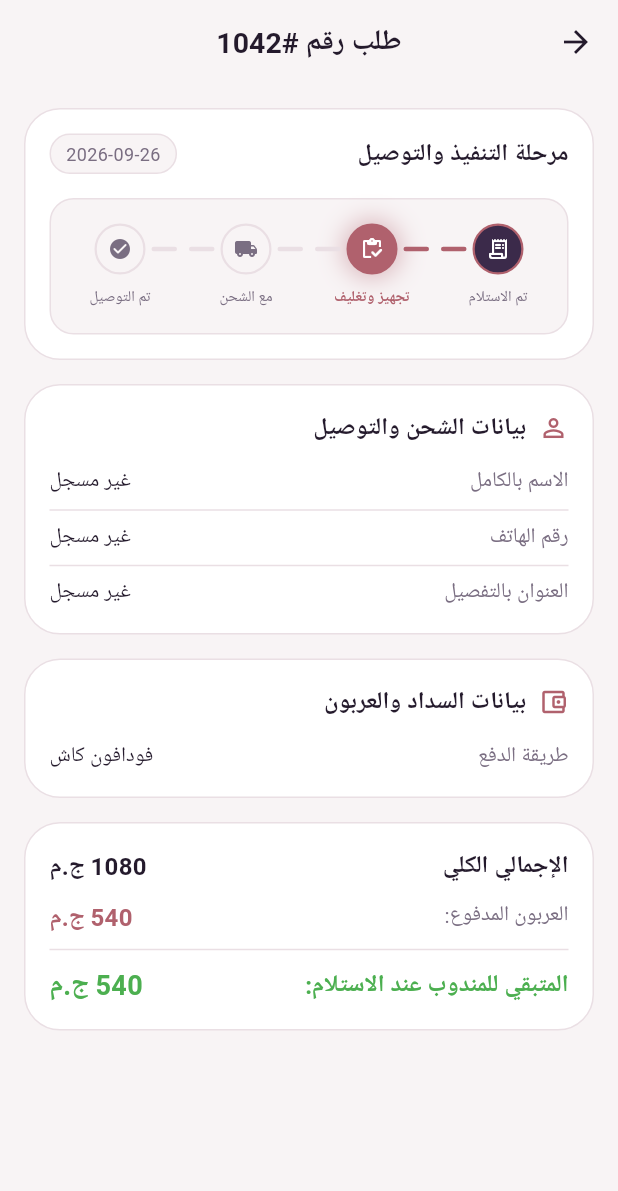
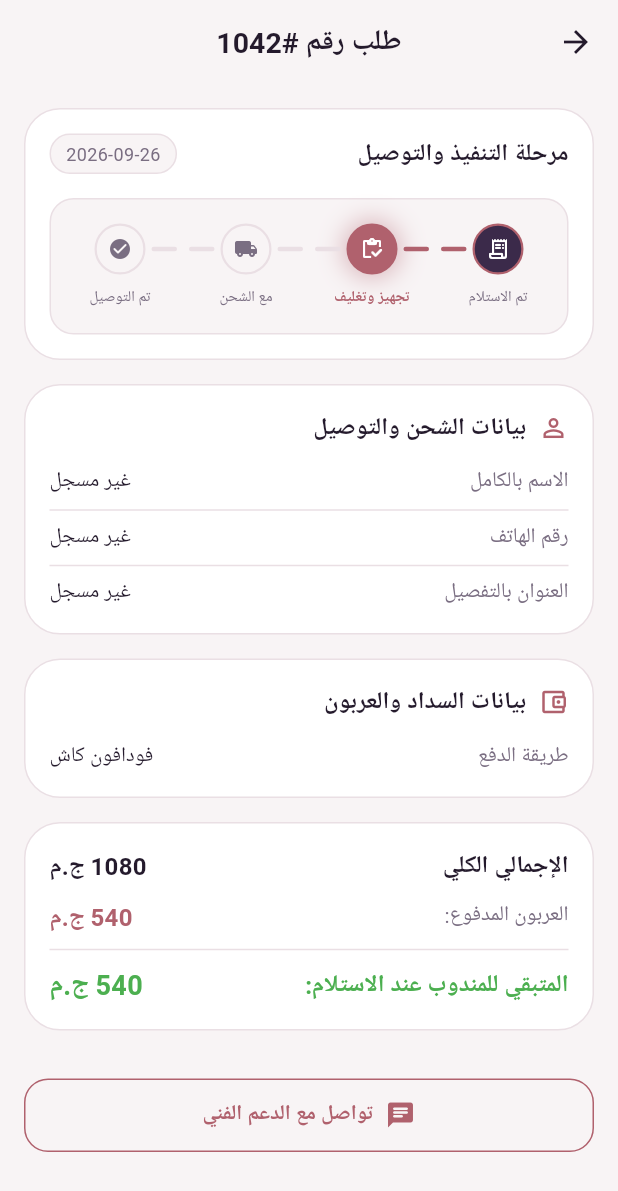
Before and after one commit to shimaakhaled1410-hue/mirrors-flutter, a Flutter app: the OrderDetailsView screen opened directly with sample values from the repository, on a phone screen of 412 x 824 dp. Shown: the top 1191 px of the screen. Run offline on Flutter 3.47's test engine with Material 3 defaults, Android fonts, the phone set to English and light mode, and no system bars; our stand-ins replace device_preview, flutter_bloc, flutter_dotenv, go_router, google_fonts, shared_preferences; accounts and stored records are empty; Roboto replaces fonts that are missing (Cairo).

Commit message:
feat(support): implement localized direct WhatsApp support chat for general inquiries and order tracking

```diff
--- a/lib/l10n/app_localizations.dart
+++ b/lib/l10n/app_localizations.dart
@@ -305,7 +305,7 @@ abstract class AppLocalizations {
   /// No description provided for @contactSupport.
   ///
   /// In en, this message translates to:
-  /// **'Chat with Store via WhatsApp'**
+  /// **'Contact Support'**
   String get contactSupport;
 
   /// No description provided for @appSettings.
@@ -583,6 +583,24 @@ abstract class AppLocalizations {
   /// In en, this message translates to:
   /// **'Quantity'**
   String get quantity;
+
+  /// No description provided for @whatsappError.
+  ///
+  /// In en, this message translates to:
+  /// **'Could not open WhatsApp. Please ensure it is installed on your device.'**
+  String get whatsappError;
+
+  /// No description provided for @generalSupportMessage.
+  ///
+  /// In en, this message translates to:
+  /// **'Hello, I would like to inquire about customized mirrors.'**
+  String get generalSupportMessage;
+
+  /// No description provided for @orderSupportMessage.
+  ///
+  /// In en, this message translates to:
+  /// **'Hello, I would like to inquire about my order #{orderId}.'**
+  String orderSupportMessage(String orderId);
 }
 
 class _AppLocalizationsDelegate
--- a/lib/presentation/screens/order_details_view.dart
+++ b/lib/presentation/screens/order_details_view.dart
@@ -1,4 +1,5 @@
 import 'package:flutter/material.dart';
+import 'package:mirrors_app/core/utils/whatsapp_helper.dart';
 import '../../core/utils/app_colors.dart';
 import '../../core/utils/app_styles.dart';
 import '../../core/widgets/animated_widgets.dart';
@@ -202,6 +203,35 @@ class OrderDetailsView extends StatelessWidget {
             ),
           ),
           const SizedBox(height: 32),
+          // Contact Support Button
+          FadeSlideIn(
+            index: 5,
+            child: OutlinedButton.icon(
+              style: OutlinedButton.styleFrom(
+                foregroundColor: AppColors.accent,
+                side: const BorderSide(color: AppColors.accent),
+                shape: RoundedRectangleBorder(
+                  borderRadius: BorderRadius.circular(16),
+                ),
+                padding: const EdgeInsets.symmetric(vertical: 14),
+              ),
+              onPressed: () {
+                WhatsAppHelper.openChat(
+                  context: context,
+                  customMessage: l10n.orderSupportMessage(order.orderId),
+                  errorMessage: l10n.whatsappError,
+                );
+              },
+              icon: const Icon(Icons.chat_rounded, size: 20),
+              label: Text(
+                l10n.contactSupport,
+                style: AppStyles.semiBold16(
+                  context,
+                ).copyWith(fontSize: 14, color: AppColors.accent),
+              ),
+            ),
+          ),
+          const SizedBox(height: 32),
         ],
       ),
     );
--- a/pubspec.yaml
+++ b/pubspec.yaml
@@ -44,6 +44,7 @@ dependencies:
   intl: ^0.20.2
   shared_preferences: ^2.5.5
   flutter_dotenv: ^6.0.1
+  url_launcher: ^6.3.2
 
 dev_dependencies:
   flutter_test:
```
Also changed, not shown: lib/core/utils/whatsapp_helper.dart (added, +47 -0 lines), lib/l10n/app_ar.arb (+10 -1 lines), lib/l10n/app_en.arb (+10 -1 lines), lib/l10n/app_localizations_ar.dart (+14 -1 lines), lib/l10n/app_localizations_en.dart (+14 -1 lines), lib/presentation/screens/main_layout_view.dart (+6 -1 lines), pubspec.lock, 7 other files.
